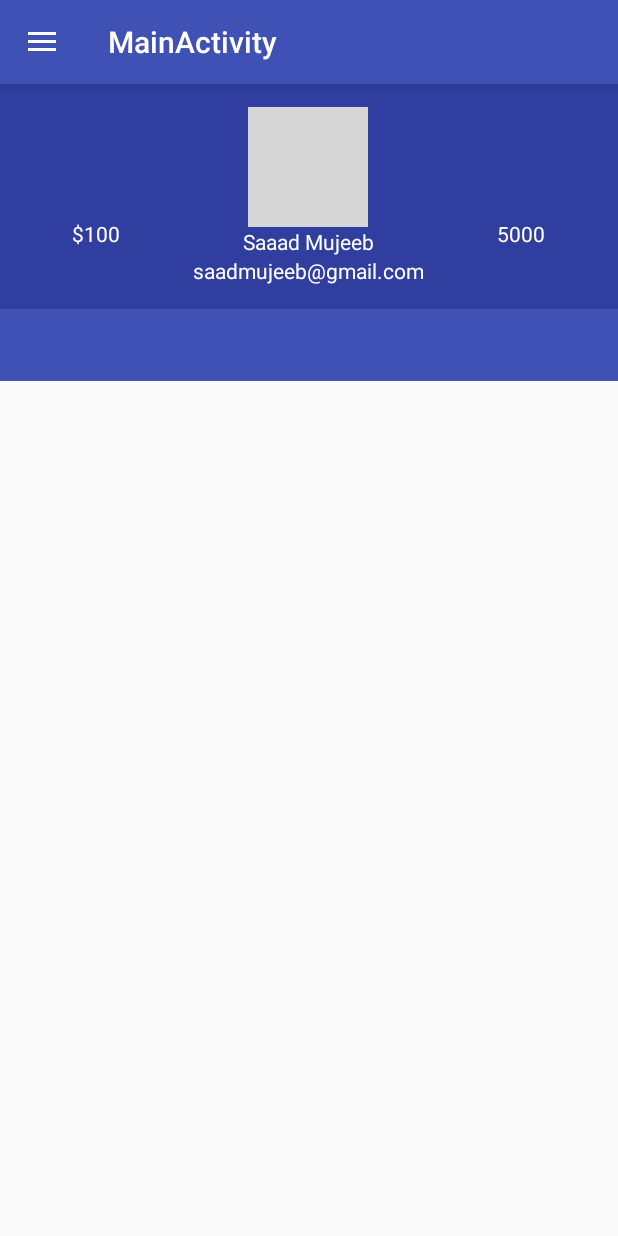
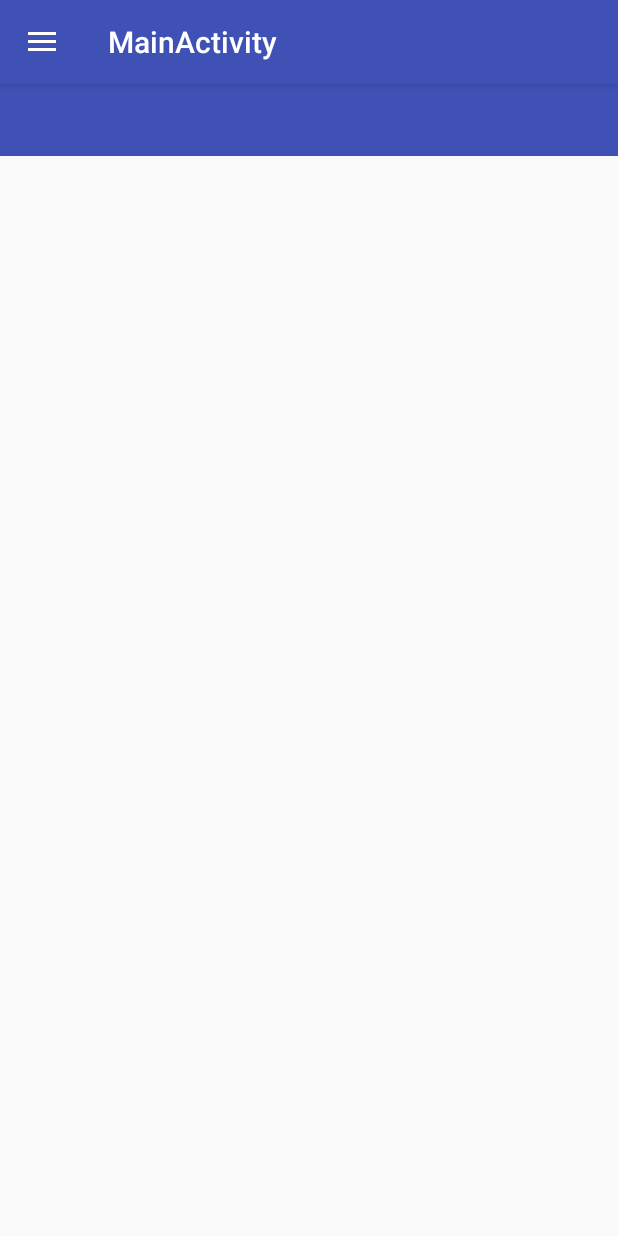
Before and after one commit to hussamh10/hassad, an Android app: the screen it shows after launch (MainActivity), in the side drawer, after a tap on "Profile", on a phone screen of 412 x 824 dp. Run offline under Robolectric (Android 15) with nearby library versions, the phone set to English and light mode, and no system bars; 3 statements that could not run were skipped; grey boxes are pictures that could not be loaded.

Commit message:
moved masthead to drawer from profile

```diff
--- a/app/src/main/res/layout/fragment_profile.xml
+++ b/app/src/main/res/layout/fragment_profile.xml
@@ -7,61 +7,6 @@
 	android:orientation="vertical"
 	android:layout_weight="6"
 	tools:context="com.hush.hassad.ui.fragments.ProfileFragment">
-
-	<LinearLayout
-		android:layout_width="match_parent"
-		android:layout_height="150dp"
-		android:orientation="horizontal"
-		android:gravity="center"
-		android:background="@color/colorPrimaryDark">
-
-		<TextView
-			android:layout_width="wrap_content"
-			android:layout_height="wrap_content"
-			android:layout_weight="1"
-			android:layout_gravity="center"
-			android:paddingTop="50dp"
-			android:textAlignment="viewEnd"
-			android:text="$100"
-			android:textColor="#ffffff"/>
-
-		<LinearLayout
-			android:layout_width="wrap_content"
-			android:layout_height="wrap_content"
-			android:orientation="vertical"
-			android:layout_weight="2">
-			<ImageView
-				android:layout_width="80dp"
-				android:layout_height="80dp"
-				android:id="@+id/profile_img"
-				android:layout_gravity="center"
-				android:src="@drawable/manchester_united"/>
-			<TextView
-				android:id="@+id/profile_name"
-				android:layout_width="wrap_content"
-				android:layout_height="wrap_content"
-				android:textColor="#ffffff"
-				android:layout_gravity="center"
-				android:text="Saaad Mujeeb" />
-			<TextView
-				android:layout_width="wrap_content"
-				android:layout_height="wrap_content"
-				android:id="@+id/profile_email"
-				android:textColor="#ffffff"
-				android:layout_gravity="center"
-				android:text="saadmujeeb@gmail.com"/>
-		</LinearLayout>
-
-		<TextView
-			android:layout_width="wrap_content"
-			android:layout_height="wrap_content"
-			android:layout_weight="1"
-			android:layout_gravity="center"
-			android:paddingTop="50dp"
-			android:text="5000"
-			android:textColor="#ffffff"/>
-
-	</LinearLayout>
 
 	<android.support.design.widget.TabLayout
 		android:id="@+id/tabLayoutProfile"
```
Also changed, not shown: app/src/main/res/layout/nav_header_main.xml (+58 -17 lines).
